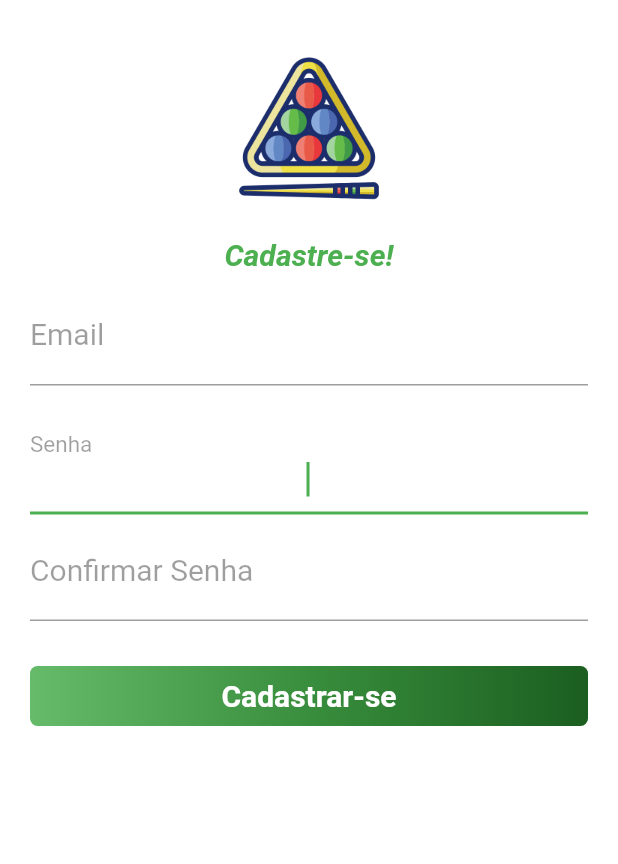
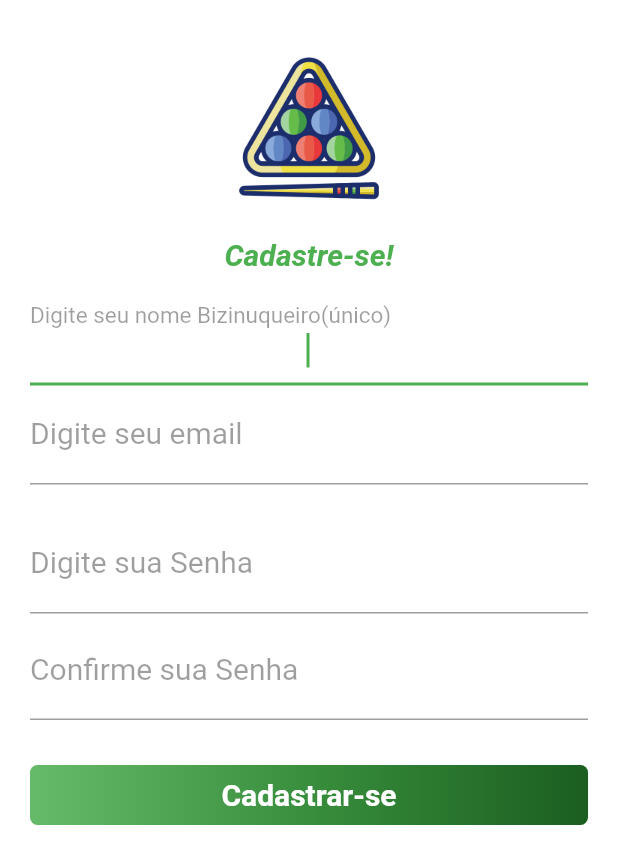
Before and after one commit to kmvbatista/bizinuca, a Flutter app: the screen it shows after launch, after a tap on "Cadastre-se", on a phone screen of 412 x 824 dp. Shown: the top 864 px of the screen. Run offline on Flutter 3.47's test engine with Material 2 defaults, Android fonts, the phone set to English and light mode, and no system bars; our stand-ins replace cloud_firestore, firebase_auth, flutter_spinkit; missing offline and left inert: back_button_interceptor; accounts and stored records are empty; network calls fail.

Commit message:
refactoring signup login

```diff
--- a/lib/Repositories/StatisticsRepository.dart
+++ b/lib/Repositories/StatisticsRepository.dart
@@ -17,7 +17,10 @@ class StatisticsRepository {
   }
 
   static Future getUserGames() async {
-    var result = await Firestore.instance.collection('matches').getDocuments();
+    var result = await Firestore.instance
+        .collection('matches')
+        .where('players', arrayContains: 'jose')
+        .getDocuments();
     return parseGames(result.documents);
   }
 }
--- a/lib/components/PrimaryInput.dart
+++ b/lib/components/PrimaryInput.dart
@@ -1,17 +1,21 @@
 import 'package:flutter/material.dart';
 
 class PrimaryInput extends StatelessWidget {
-  final String text;
-  final TextInputType inputType;
+  final String _text;
+  final TextInputType _inputType;
   final bool obscureText;
+  final TextEditingController _inputController;
 
-  PrimaryInput(this.text, this.inputType, {this.obscureText = false});
+  PrimaryInput(this._text, this._inputType, this._inputController,
+      {this.obscureText = false});
   @override
   Widget build(BuildContext context) {
     return TextFormField(
-      keyboardType: inputType,
+      controller: _inputController,
+      keyboardType: _inputType,
+      obscureText: obscureText,
       decoration: InputDecoration(
-        labelText: text,
+        labelText: _text,
         labelStyle: TextStyle(
             color: Colors.black38, fontWeight: FontWeight.w400, fontSize: 20),
       ),
--- a/lib/pages/Login/Login.dart
+++ b/lib/pages/Login/Login.dart
@@ -8,6 +8,9 @@ class Login extends StatefulWidget {
 }
 
 class _LoginState extends State<Login> {
+  var emailController = TextEditingController();
+  var passwordController = TextEditingController();
+
   @override
   Widget build(BuildContext context) {
     return Scaffold(
@@ -40,16 +43,14 @@ class _LoginState extends State<Login> {
             SizedBox(
               height: 10,
             ),
-            PrimaryInput(
-              "Email",
-              TextInputType.emailAddress,
-            ),
+            PrimaryInput("Email", TextInputType.emailAddress, emailController),
             SizedBox(
               height: 20,
             ),
             PrimaryInput(
               "Senha",
               TextInputType.text,
+              passwordController,
               obscureText: true,
             ),
             SizedBox(
--- a/lib/pages/SignUp/Signup.dart
+++ b/lib/pages/SignUp/Signup.dart
@@ -1,3 +1,4 @@
+import 'package:bizinuca/components/PrimaryInput.dart';
 import 'package:bizinuca/services/authentication_service.dart';
 import 'package:flutter/material.dart';
 
@@ -9,6 +10,8 @@ class SignUp extends StatefulWidget {
 class _SignUpState extends State<SignUp> {
   var emailController = TextEditingController();
   var passwordController = TextEditingController();
+  var confirmPasswordController = TextEditingController();
+  var nameController = TextEditingController();
 
   handleSignUp() async {
     var result = await AuthenticationService.signUpWithEmail(
@@ -50,52 +53,27 @@ class _SignUpState extends State<SignUp> {
             SizedBox(
               height: 10,
             ),
-            TextField(
-              controller: emailController,
-              keyboardType: TextInputType.emailAddress,
-              decoration: InputDecoration(
-                labelText: "Email",
-                labelStyle: TextStyle(
-                    color: Colors.black38,
-                    fontWeight: FontWeight.w400,
-                    fontSize: 20),
-              ),
-              style: TextStyle(fontSize: 20),
-            ),
+            PrimaryInput("Digite seu nome Bizinuqueiro(único)",
+                TextInputType.text, nameController),
+            PrimaryInput("Digite seu email", TextInputType.emailAddress,
+                emailController),
             SizedBox(
               height: 20,
             ),
-            TextFormField(
-              controller: passwordController,
-              keyboardType: TextInputType.text,
+            PrimaryInput(
+              "Digite sua Senha",
+              TextInputType.text,
+              passwordController,
               obscureText: true,
-              decoration: InputDecoration(
-                labelText: "Senha",
-                labelStyle: TextStyle(
-                    color: Colors.black38,
-                    fontWeight: FontWeight.w400,
-                    fontSize: 20),
-              ),
-              autofocus: true,
-              textAlign: TextAlign.center,
-              style: TextStyle(
-                fontSize: 20,
-              ),
             ),
             SizedBox(
               height: 5,
             ),
-            TextField(
-              keyboardType: TextInputType.text,
+            PrimaryInput(
+              "Confirme sua Senha",
+              TextInputType.text,
+              confirmPasswordController,
               obscureText: true,
-              decoration: InputDecoration(
-                labelText: "Confirmar Senha",
-                labelStyle: TextStyle(
-                    color: Colors.black38,
-                    fontWeight: FontWeight.w400,
-                    fontSize: 20),
-              ),
-              style: TextStyle(fontSize: 20),
             ),
             SizedBox(
               height: 30,
```
